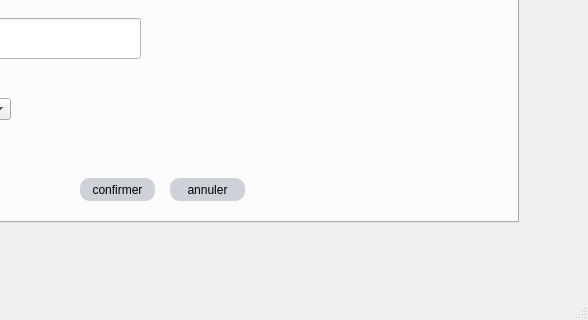
Qt form mainwindow.ui (ZeinebHaraketi/Smart_Home_Delivery_Compapny_2A14) before a commit; both pictures show x 382 to 970 and y 218 to 538 of the 970 by 538 pixel window.
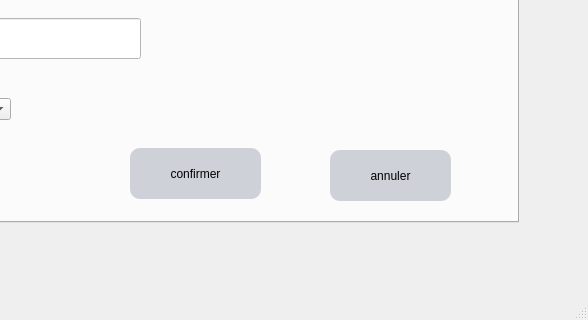
The same form after that commit. The open tabs and pages were chosen to show the change. Icons and pictures are not drawn.

Diff of the .ui file:
```diff
--- a/mainwindow.ui
+++ b/mainwindow.ui
@@ -1260,10 +1260,10 @@
        <widget class="QPushButton" name="ajouter2">
         <property name="geometry">
          <rect>
-          <x>440</x>
-          <y>340</y>
-          <width>75</width>
-          <height>23</height>
+          <x>490</x>
+          <y>310</y>
+          <width>131</width>
+          <height>51</height>
          </rect>
         </property>
         <property name="styleSheet">
@@ -1288,10 +1288,10 @@
        <widget class="QPushButton" name="pushButton_6">
         <property name="geometry">
          <rect>
-          <x>530</x>
-          <y>340</y>
-          <width>75</width>
-          <height>23</height>
+          <x>690</x>
+          <y>312</y>
+          <width>121</width>
+          <height>51</height>
          </rect>
         </property>
         <property name="styleSheet">
```
Left out of the diff: 55 changed lines with no effect on the pictures.
